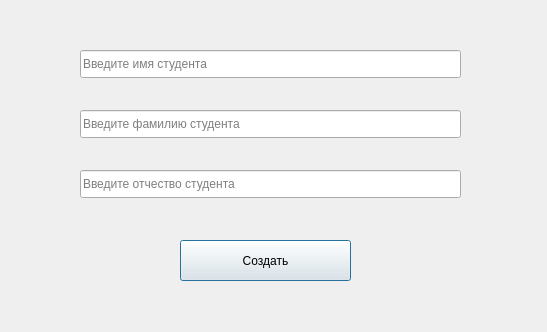
Old version of the form studentcreateform.ui in the repository alpha4vit/polya-el-diary.
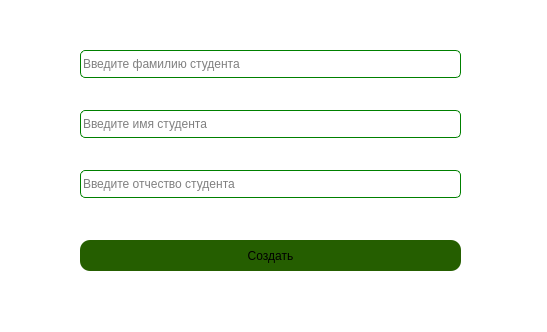
New version of the form.

Diff of the .ui file:
```diff
--- a/studentcreateform.ui
+++ b/studentcreateform.ui
@@ -13,15 +13,33 @@
   <property name="windowTitle">
    <string>Dialog</string>
   </property>
+  <property name="styleSheet">
+   <string notr="true">QDialog{
+border-radius: 6px;
+background-color: rgb(255, 255, 255);
+}</string>
+  </property>
   <widget class="QLineEdit" name="student_name_input">
    <property name="geometry">
     <rect>
      <x>80</x>
-     <y>50</y>
+     <y>110</y>
      <width>381</width>
      <height>28</height>
     </rect>
    </property>
+   <property name="styleSheet">
+    <string notr="true">QLineEdit {
+font: 13pt &quot;SF Pro&quot;;
+color: black;
+border-radius: 5px;
+border-width: 1px;
+border-style: solid;
+background-color: white;
+border-color: green;
+}
+</string>
+   </property>
    <property name="placeholderText">
     <string>Введите имя студента</string>
    </property>
@@ -30,11 +48,23 @@
    <property name="geometry">
     <rect>
      <x>80</x>
-     <y>110</y>
+     <y>50</y>
      <width>381</width>
      <height>28</height>
     </rect>
    </property>
+   <property name="styleSheet">
+    <string notr="true">QLineEdit {
+font: 13pt &quot;SF Pro&quot;;
+color: black;
+border-radius: 5px;
+border-width: 1px;
+border-style: solid;
+background-color: white;
+border-color: green;
+}
+</string>
+   </property>
    <property name="placeholderText">
     <string>Введите фамилию студента</string>
    </property>
@@ -48,6 +78,18 @@
      <height>28</height>
     </rect>
    </property>
+   <property name="styleSheet">
+    <string notr="true">QLineEdit {
+font: 13pt &quot;SF Pro&quot;;
+color: black;
+border-radius: 5px;
+border-width: 1px;
+border-style: solid;
+background-color: white;
+border-color: green;
+}
+</string>
+   </property>
    <property name="placeholderText">
     <string>Введите отчество студента</string>
    </property>
@@ -55,12 +97,20 @@
   <widget class="QPushButton" name="create_button">
    <property name="geometry">
     <rect>
-     <x>180</x>
+     <x>80</x>
      <y>240</y>
-     <width>171</width>
-     <height>41</height>
+     <width>381</width>
+     <height>31</height>
     </rect>
    </property>
+   <property name="styleSheet">
+    <string notr="true">QPushButton{
+     border-radius: 10px;
+     background-color: rgb(37, 94, 0);
+	font: 600 15pt &quot;SF Pro&quot;;
+    font-color: white;
+}</string>
+   </property>
    <property name="text">
     <string>Создать</string>
    </property>
```
